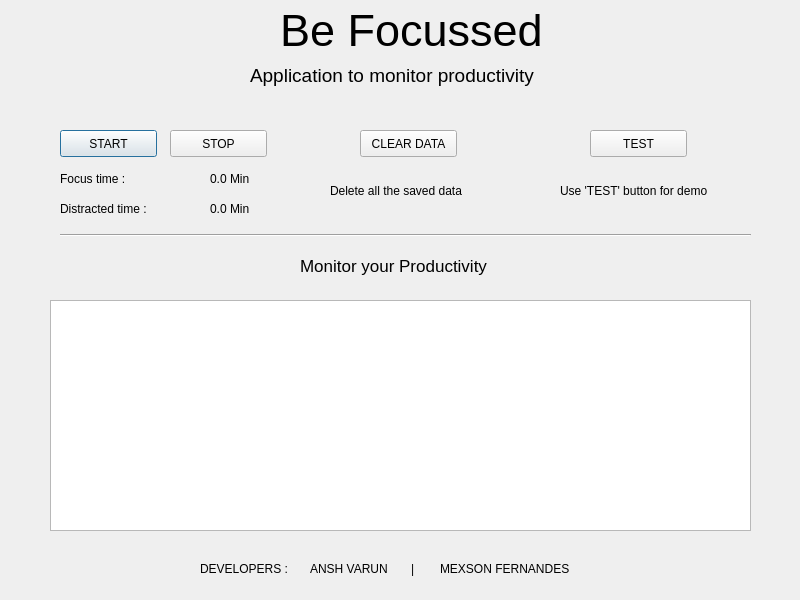
The window that GUI/main.ui (MexsonFernandes/Be-Focussed-Productivity-Monitor) describes before a commit, drawn with Qt 5.
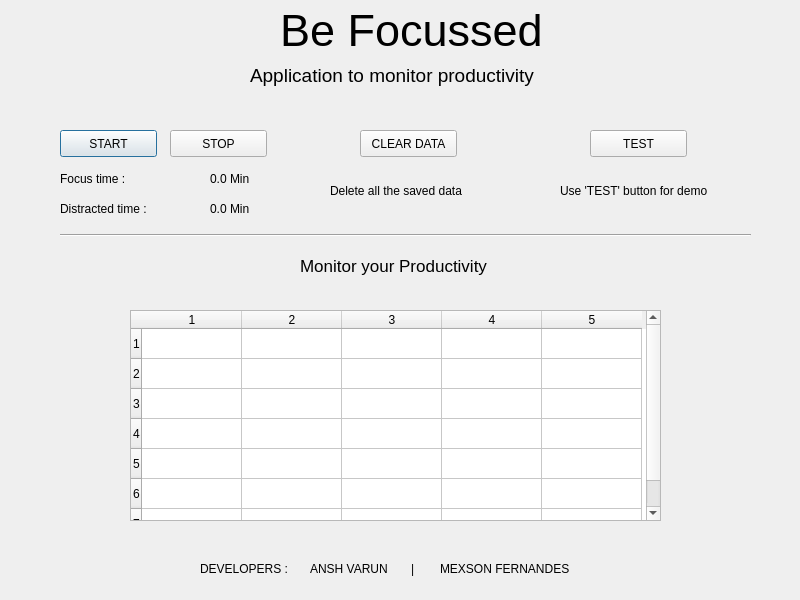
The same window after the commit.

The edit to the form file:
```diff
--- a/GUI/main.ui
+++ b/GUI/main.ui
@@ -283,12 +283,30 @@
   <widget class="QTableWidget" name="tableWidget">
    <property name="geometry">
     <rect>
-     <x>50</x>
-     <y>300</y>
-     <width>701</width>
-     <height>231</height>
+     <x>130</x>
+     <y>310</y>
+     <width>531</width>
+     <height>211</height>
     </rect>
    </property>
+   <property name="rowCount">
+    <number>7</number>
+   </property>
+   <property name="columnCount">
+    <number>5</number>
+   </property>
+   <row/>
+   <row/>
+   <row/>
+   <row/>
+   <row/>
+   <row/>
+   <row/>
+   <column/>
+   <column/>
+   <column/>
+   <column/>
+   <column/>
   </widget>
  </widget>
  <resources/>
```
